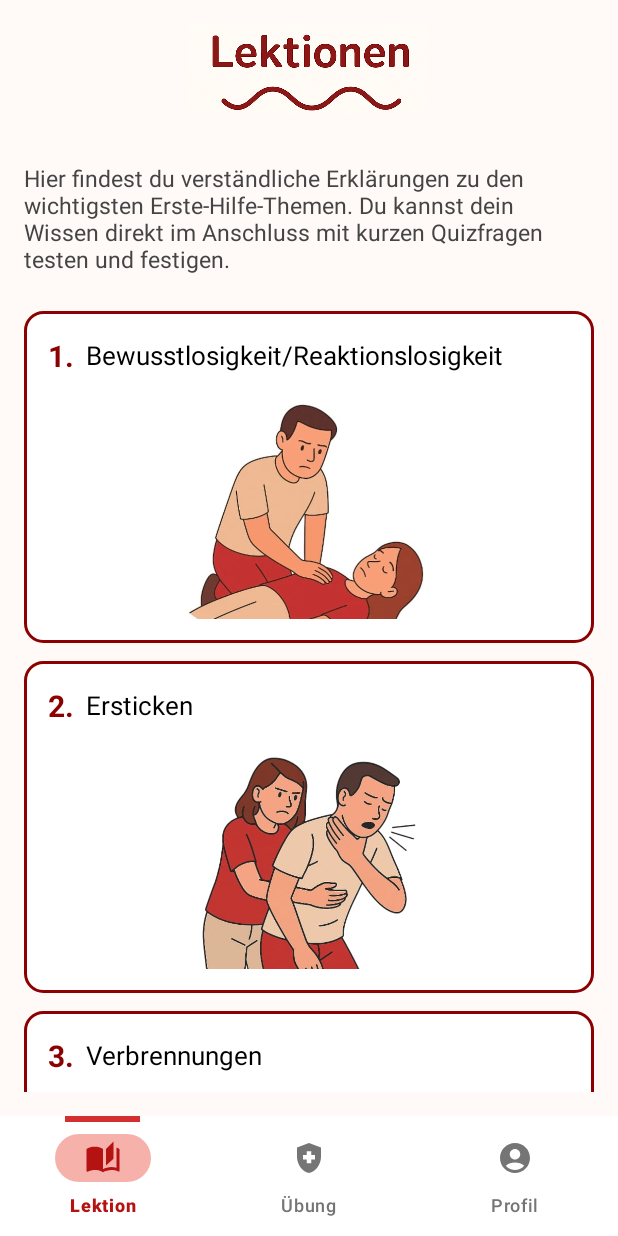
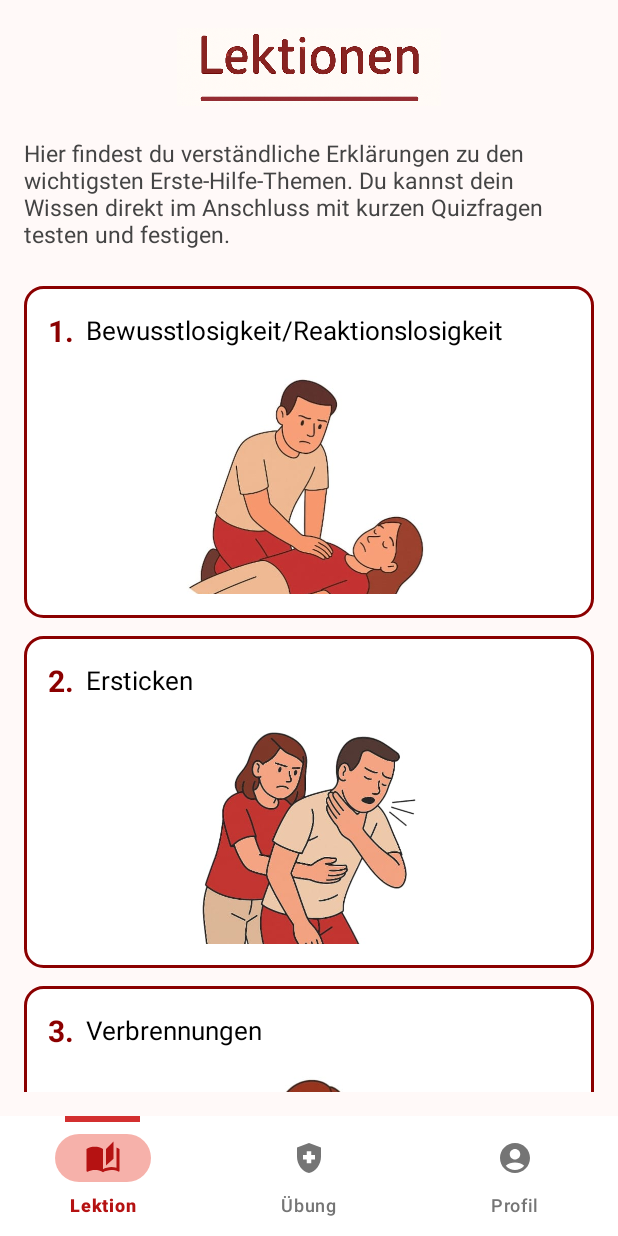
Before and after one commit to anja-05/LifeSaverAppNew, an Android app: the LernenFragment screen opened directly, with no data from a screen before it, on a phone screen of 412 x 824 dp. Run offline under Robolectric (Android 15) with nearby library versions, the phone set to English and light mode, and no system bars.

Commit message:
layout(lessons): update header image and adjust description text size

```diff
--- a/app/src/main/java/at/fhj/lifesaver/Lektion.java
+++ b/app/src/main/java/at/fhj/lifesaver/Lektion.java
@@ -3,7 +3,7 @@ package at.fhj.lifesaver;
 public class Lektion {
     private String titel;
     private String dateiname;
-    private int bildResId; // <-- Bild-Referenz für z. B. R.drawable.ic_astma
+    private int bildResId;
 
     public Lektion(String titel, String dateiname, int bildResId) {
         this.titel = titel;
--- a/app/src/main/res/layout/fragment_lernen.xml
+++ b/app/src/main/res/layout/fragment_lernen.xml
@@ -7,24 +7,25 @@
 
     <!-- Bild statt Text als Überschrift -->
     <ImageView
-        android:id="@+id/imageViewLektionenWelle"
-        android:layout_width="160dp"
-        android:layout_height="60dp"
-        android:src="@drawable/lektionen_welle"
+        android:id="@+id/imageViewLektionenUeberschrift"
+        android:layout_width="176dp"
+        android:layout_height="57dp"
         android:layout_gravity="center"
-        android:layout_marginBottom="32dp" />
+        android:layout_marginBottom="18dp"
+        android:src="@drawable/lektionen_ueberschrift" />
 
     <!-- Einführungstext -->
+
+    <!-- RecyclerView für die Lektionen -->
     <TextView
         android:id="@+id/textViewEinleitung"
         android:layout_width="match_parent"
         android:layout_height="wrap_content"
+        android:layout_marginBottom="24dp"
         android:text="Hier findest du verständliche Erklärungen zu den wichtigsten Erste-Hilfe-Themen. Du kannst dein Wissen direkt im Anschluss mit kurzen Quizfragen testen und festigen."
-        android:textSize="15dp"
         android:textColor="#444444"
-        android:layout_marginBottom="24dp" />
+        android:textSize="15.5dp" />
 
-    <!-- RecyclerView für die Lektionen -->
     <androidx.recyclerview.widget.RecyclerView
         android:id="@+id/recyclerViewLektion"
         android:layout_width="match_parent"
```
Also changed, not shown: app/src/main/res/drawable/lektionen_ueberschrift.png (added), app/src/main/res/drawable/lektionen_welle.png (deleted).
